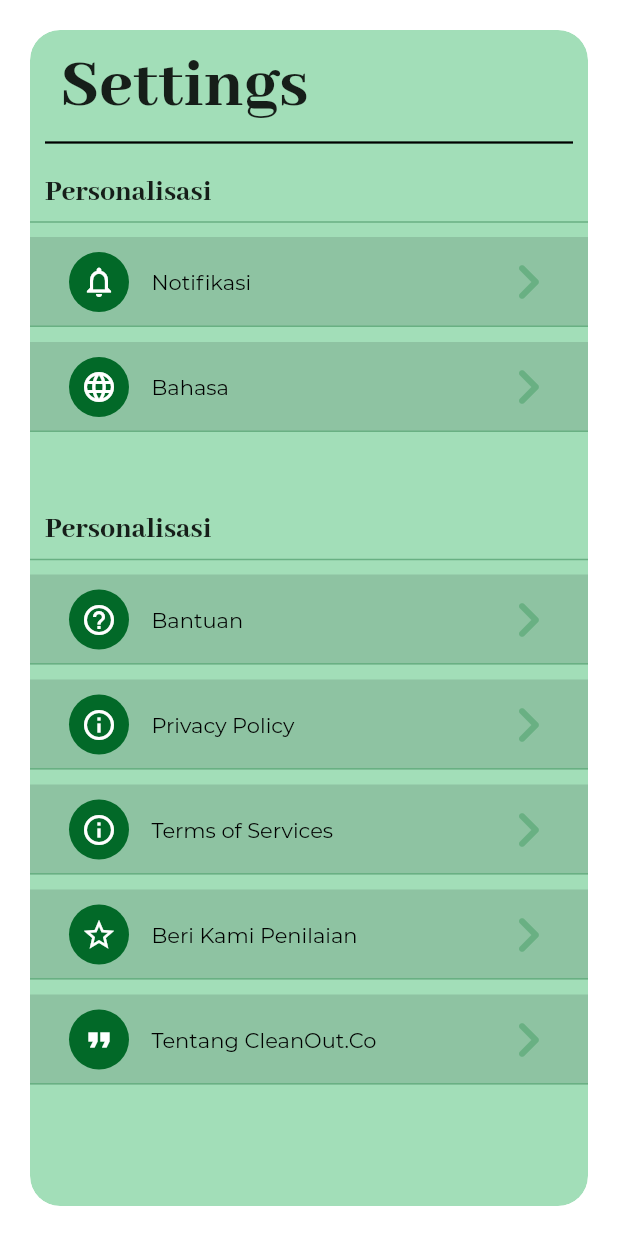
After one commit to rannnayy/Milestone02_K29, a Flutter app: the Settings screen opened directly, on a phone screen of 412 x 824 dp. The commit adds this screen. Run offline on Flutter 3.47's test engine with Material 2 defaults, Android fonts, the phone set to English and light mode, and no system bars; our stand-ins replace font_awesome_flutter, smooth_star_rating; missing offline and left inert: step_progress; project files that could hold a hidden picture were left out.

Commit message:
Settings added

```diff
--- a/src/clean_out_co/lib/pages/main_page.dart
+++ b/src/clean_out_co/lib/pages/main_page.dart
@@ -215,10 +215,16 @@ class _MainPageState extends State<MainPage> {
                           ),
                           textAlign: TextAlign.center,
                         ),
-                        myCard('Pesan', 'assets/images/recycle_200px.png',
-                            'Sudah pilah sampahmu? Pesan sekarang!', '/readyorder'),
-                        myCard('Save Our Planet!', 'assets/images/globe_200px.png',
-                            'Belum tahu cara memilah sampah yang benar? ikuti tutorial ini!', '/saveourplanet')
+                        InkWell(
+                          onTap: () {},
+                          child: myCard('Pesan', 'assets/images/recycle_200px.png',
+                              'Sudah pilah sampahmu? Pesan sekarang!', '/readyorder'),
+                        ),
+                        InkWell(
+                          onTap: () {},
+                          child: myCard('Save Our Planet!', 'assets/images/globe_200px.png',
+                              'Belum tahu cara memilah sampah yang benar? ikuti tutorial ini!', '/saveourplanet'),
+                        )
 
                       ],
                     )
--- /dev/null
+++ b/src/clean_out_co/lib/pages/settings.dart
@@ -0,0 +1,213 @@
+import 'package:flutter/material.dart';
+
+class Settings extends StatefulWidget {
+  const Settings({Key? key}) : super(key: key);
+
+  @override
+  _SettingsState createState() => _SettingsState();
+}
+
+class _SettingsState extends State<Settings> {
+  @override
+  Widget build(BuildContext context) {
+    return Scaffold(
+      body: SafeArea(
+        child: Padding(
+          padding: EdgeInsets.all(20),
+          child: ClipRRect(
+            borderRadius: BorderRadius.circular(20),
+            child: Container(
+              decoration: BoxDecoration(
+                borderRadius: BorderRadius.circular(20),
+                color: Color(0xffA2DEB8)
+              ),
+              child: SingleChildScrollView(
+                child: Column(
+                  crossAxisAlignment: CrossAxisAlignment.start,
+                  children: [
+                    Padding(
+                      padding: const EdgeInsets.only(
+                        top: 10,
+                        left: 20
+                      ),
+                      child: Text(
+                        'Settings',
+                        style: TextStyle(
+                          fontSize: 48,
+                          fontFamily: 'Abhaya Libre',
+                          fontWeight: FontWeight.w800
+                        ),
+                      ),
+                    ),
+                    Divider(
+                      color: Colors.black,
+                      thickness: 1.5,
+                      indent: 10,
+                      endIndent: 10,
+                    ),
+                    SizedBox(height: 10),
+                    Padding(
+                      padding: const EdgeInsets.only(
+                        left: 10,
+                        top: 3
+                      ),
+                      child: Text(
+                        'Personalisasi',
+                        style: TextStyle(
+                          fontSize: 20,
+                          fontWeight: FontWeight.w800,
+                          fontFamily: 'Abhaya Libre'
+                        ),
+                      ),
+                    ),
+                    Divider(
+                      color: Color(0xff69B083),
+                      thickness: 1,
+                    ),
+                    SizedBox(height: 2,),
+                    SettingButton(
+                      icon: Icons.notifications_none,
+                      text: 'Notifikasi'
+                    ),
+                    SizedBox(height: 10,),
+                    SettingButton(
+                      icon: Icons.language,
+                      text: 'Bahasa',
+                    ),
+                    SizedBox(height: 50),
+                    Padding(
+                      padding: const EdgeInsets.only(
+                          left: 10,
+                          top: 3
+                      ),
+                      child: Text(
+                        'Personalisasi',
+                        style: TextStyle(
+                            fontSize: 20,
+                            fontWeight: FontWeight.w800,
+                            fontFamily: 'Abhaya Libre'
+                        ),
+                      ),
+                    ),
+                    Divider(
+                      color: Color(0xff69B083),
+                      thickness: 1,
+                    ),
+                    SizedBox(height: 2,),
+                    SettingButton(
+                      icon: Icons.help_outline,
+                      text: 'Bantuan',
+                    ),
+                    SizedBox(height: 10,),
+                    SettingButton(
+                      icon: Icons.info_outline,
+                      text: 'Privacy Policy',
+                    ),
+                    SizedBox(height: 10,),
+                    SettingButton(
+                      icon: Icons.info_outline,
+                      text: 'Terms of Services',
+                    ),
+                    SizedBox(height: 10,),
+                    SettingButton(
+                      icon: Icons.star_border,
+                      text: 'Beri Kami Penilaian'
+                    ),
+                    SizedBox(height: 10,),
+                    SettingButton(
+                      icon: Icons.format_quote,
+                      text: 'Tentang CleanOut.Co',
+                    ),
+                  ],
+                ),
+              ),
+              width: double.infinity,
+              height: double.infinity,
+            ),
+          )
+        ),
+      )
+    );
+  }
+}
+
+class SettingButton extends StatefulWidget {
+  final IconData icon;
+  final String text;
+  final Function()? onPressed;
+
+  const SettingButton({
+    Key? key,
+    required this.icon,
+    required this.text,
+    this.onPressed,
+  }) : super(key: key);
+
+
+  @override
+  _SettingButtonState createState() => _SettingButtonState();
+}
+
+class _SettingButtonState extends State<SettingButton> {
+
+
+  @override
+  Widget build(BuildContext context) {
+    return Column(
+      children: [
+        ElevatedButton(
+          style: ElevatedButton.styleFrom(
+            primary: Color(0xff91D8AB),
+            shadowColor: Colors.transparent,
+            shape: RoundedRectangleBorder(
+              borderRadius: BorderRadius.circular(0)
+            )
+          ),
+          onPressed: widget.onPressed,
+          child: Container(
+            width: double.infinity,
+            height: 60,
+            padding: EdgeInsets.only(
+              left: 10,
+              top: 5,
+              bottom: 5,
+            ),
+            child: Row(
+              children: [
+                CircleAvatar(
+                  backgroundColor: Color(0xff026928),
+                  child: Icon(
+                    widget.icon,
+                    color: Colors.white,
+                  )
+                ),
+                SizedBox(
+                  width: 15,
+                ),
+                Expanded(
+                  child: Text(
+                    widget.text,
+                    style: TextStyle(
+                      fontFamily: 'Montserrat',
+                      color: Colors.black
+                    ),
+                  ),
+                ),
+                Icon(
+                  Icons.navigate_next_rounded,
+                  color: Color(0xff69B083),
+                  size: 48,
+                )
+              ],
+            ),
+          )
+        ),
+        Divider(
+          height: 0,
+          thickness: 1,
+          color: Color(0xff69B083),
+        )
+      ],
+    );
+  }
+}
```
